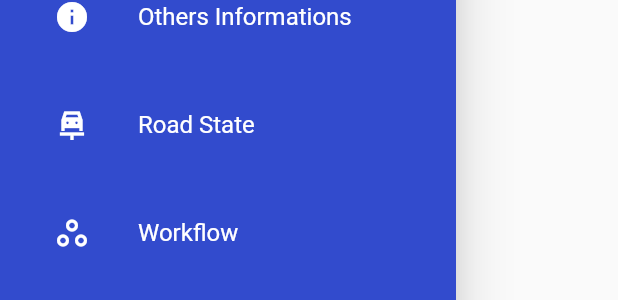
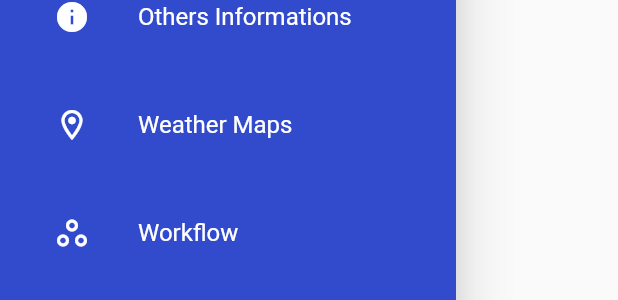
Before and after one commit to ClichyMercury/retribution, a Flutter app: the NavigationDrawerWidget widget shown alone on an empty page, opened directly, on a phone screen of 412 x 824 dp. Shown: the part 153-453 px from the top of the screen. Run offline on Flutter 3.47's test engine with Material 2 defaults, Android fonts, the phone set to English and light mode, and no system bars; network calls fail.

Commit message:
add maps

```diff
--- a/lib/views/navigation_drawer.dart
+++ b/lib/views/navigation_drawer.dart
@@ -1,6 +1,6 @@
 import 'package:flutter/material.dart';
 import 'package:retribution/views/others_informations.dart';
-import 'package:retribution/views/road_state.dart';
+import 'package:retribution/views/weatherMaps.dart';
 
 class NavigationDrawerWidget extends StatelessWidget {
   final padding = EdgeInsets.symmetric(horizontal: 20);
@@ -25,8 +25,8 @@ class NavigationDrawerWidget extends StatelessWidget {
                   ),
                   const SizedBox(height: 16),
                   buildMenuItem(
-                    text: 'Road State',
-                    icon: Icons.car_repair_sharp,
+                    text: 'Weather Maps',
+                    icon: Icons.location_on_outlined,
                     onClicked: () => selectedItem(context, 1),
                   ),
                   const SizedBox(height: 16),
--- a/pubspec.yaml
+++ b/pubspec.yaml
@@ -36,6 +36,7 @@ dependencies:
   cupertino_icons: ^1.0.2
   http: ^0.13.4
   carousel_slider: ^4.1.1
+  maps: ^0.5.0
 
 dev_dependencies:
   flutter_test:
```
Also changed, not shown: lib/views/weatherMaps.dart (renamed from lib/views/road_state.dart), pubspec.lock, 5 other files.
